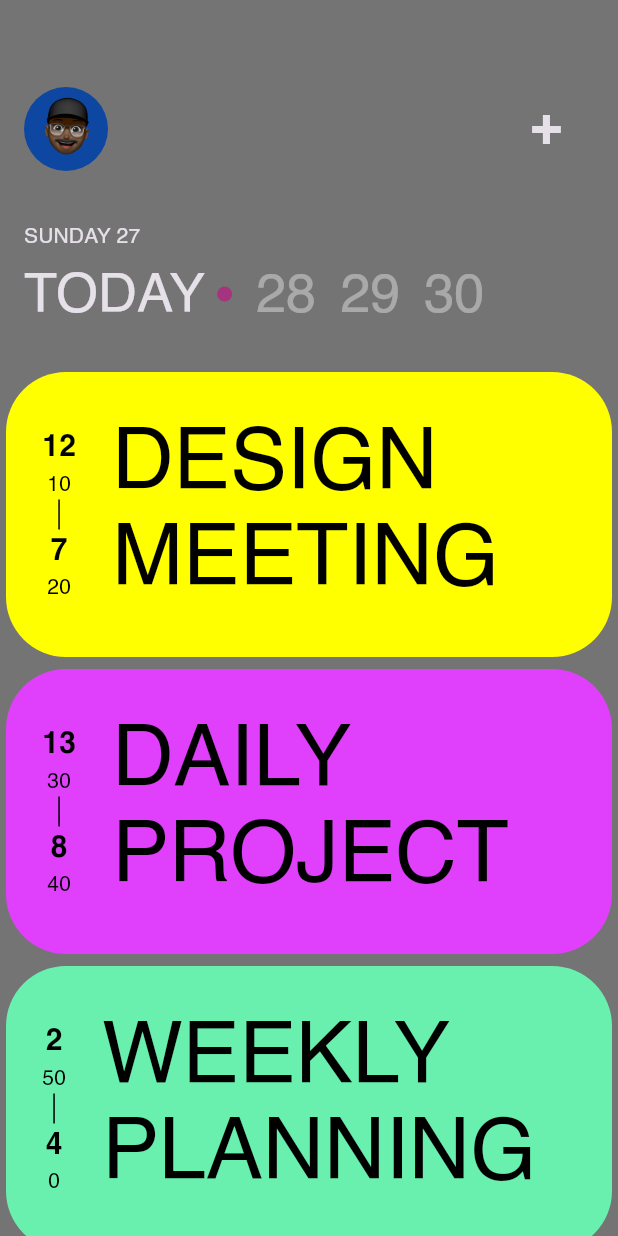
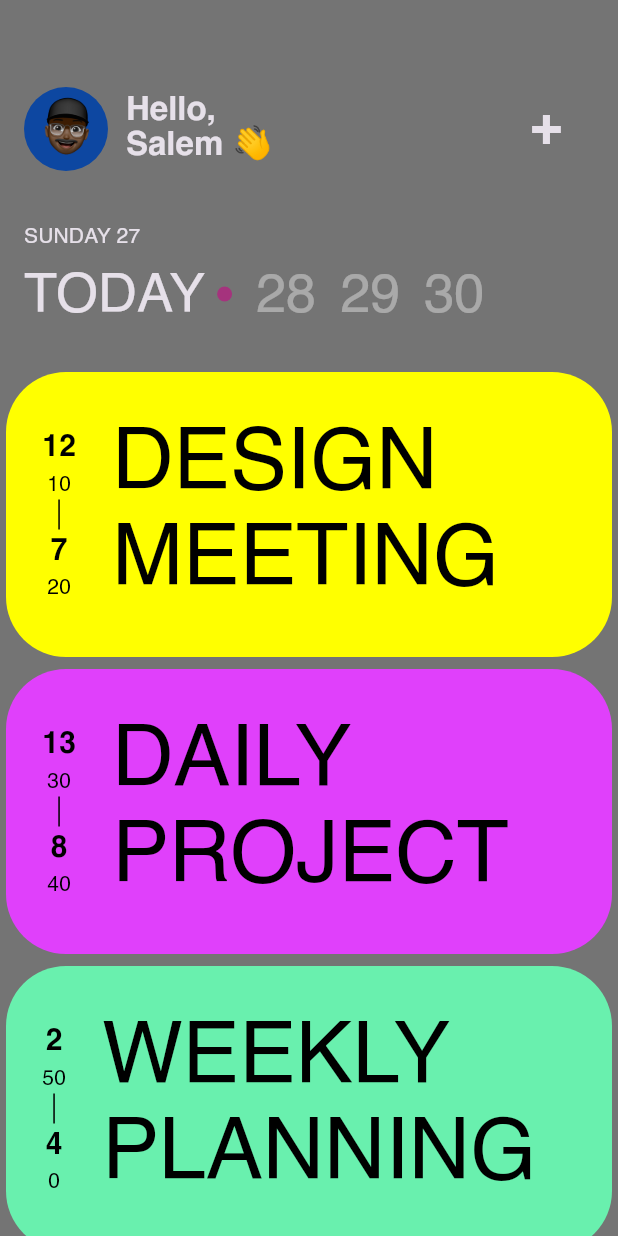
Before and after one commit to Dev-Salem/task_tracker, a Flutter app: the screen it shows after launch, on a phone screen of 412 x 824 dp. Run offline on Flutter 3.47's test engine with Material 3 defaults, Android fonts, the phone set to English and light mode, and no system bars; drawn by our look-alikes of flutter_animate; our stand-ins replace awesome_extensions, equatable, gap, google_fonts, jiffy.

Commit message:
Add animations to the task cards

```diff
--- a/lib/tasks/presentation/screens/tasks_screen.dart
+++ b/lib/tasks/presentation/screens/tasks_screen.dart
@@ -5,6 +5,7 @@ import 'package:jiffy/jiffy.dart';
 import 'package:task_tracker/tasks/core/app_colors.dart';
 import 'package:task_tracker/tasks/domain/task.dart';
 import 'package:task_tracker/tasks/presentation/widgets/task_card_widget.dart';
+import 'package:flutter_animate/flutter_animate.dart';
 
 class TasksScreen extends StatelessWidget {
   const TasksScreen({super.key});
@@ -12,6 +13,9 @@ class TasksScreen extends StatelessWidget {
   @override
   Widget build(BuildContext context) {
     final currentDate = DateTime.now();
+    final animationExecutionTime = 900.ms;
+    final animationDelayTime = 200.ms;
+    const animationCurve = Curves.easeInOutQuad;
     return Scaffold(
         body: Column(
       mainAxisAlignment: MainAxisAlignment.start,
@@ -19,26 +23,59 @@ class TasksScreen extends StatelessWidget {
       children: [
         const Gap(56),
         Row(
-          mainAxisAlignment: MainAxisAlignment.spaceBetween,
+          // mainAxisAlignment: MainAxisAlignment.spaceBetween,
           children: [
             CircleAvatar(
-                backgroundColor: Colors.blue[900],
-                radius: 28,
-                child: Image.asset("assets/avatar.png")),
+                    backgroundColor: Colors.blue[900],
+                    radius: 28,
+                    child: Image.asset("assets/avatar.png"))
+                .animate()
+                .scaleXY(
+                    begin: 0,
+                    end: 1,
+                    duration: animationExecutionTime,
+                    curve: animationCurve),
+            const Gap(12),
+            Text(
+              "Hello,\nSalem 👋",
+              style: context.titleLarge!.copyWith(height: 1.0),
+            ).bold().animate().scaleXY(
+                begin: 0,
+                end: 1,
+                duration: animationExecutionTime,
+                delay: animationDelayTime * 1.5,
+                curve: animationCurve),
+            const Expanded(child: SizedBox()),
             TextButton(
               onPressed: () {},
               child: Text("+", style: context.displaySmall).bold(),
-            ),
+            )
+                .animate()
+                .rotate(
+                    begin: 0.5,
+                    end: 0,
+                    delay: animationDelayTime * 2,
+                    duration: animationExecutionTime,
+                    curve: animationCurve)
+                .scaleXY(begin: 0, end: 1),
           ],
         ).paddingSymmetric(horizontal: 16),
         const Gap(32),
         Text("${Jiffy.parseFromDateTime(currentDate).EEEE.toUpperCase()} ${currentDate.day}",
                 style: context.labelLarge)
-            .paddingSymmetric(horizontal: 16),
+            .paddingSymmetric(horizontal: 16)
+            .animate()
+            .scaleXY(
+                begin: 0,
+                end: 1,
+                duration: animationExecutionTime,
+                delay: animationDelayTime * 3,
+                curve: animationCurve),
         const Gap(8),
         SizedBox(
           height: 40,
           child: ListView(
+            physics: const BouncingScrollPhysics(),
             scrollDirection: Axis.horizontal,
             children: [
               Text("Today".toUpperCase(), style: context.displaySmall),
@@ -54,7 +91,12 @@ class TasksScreen extends StatelessWidget {
               }),
             ],
           ),
-        ).paddingSymmetric(horizontal: 16),
+        ).paddingSymmetric(horizontal: 16).animate().slideX(
+            begin: 1,
+            end: 0,
+            duration: animationExecutionTime,
+            curve: animationCurve,
+            delay: animationDelayTime * 4),
         // const Gap(0),
         Expanded(
           child: ListView.separated(
@@ -66,7 +108,12 @@ class TasksScreen extends StatelessWidget {
             itemBuilder: (context, index) {
               return TaskCardWidget(task: tasks[index]);
             },
-          ),
+          ).animate().slideX(
+              begin: 1.1,
+              end: 0,
+              duration: animationExecutionTime,
+              curve: Curves.easeInOutSine,
+              delay: animationDelayTime * 4.5),
         )
       ],
     ));
@@ -95,4 +142,60 @@ final tasks = [
       cardColor: Colors.greenAccent,
       startTime: const TimeOfDay(hour: 2, minute: 50),
       endTime: const TimeOfDay(hour: 4, minute: 00)),
+  Task(
+      task: "Design Meeting",
+      date: DateTime.now(),
+      isDone: false,
+      cardColor: Colors.yellowAccent,
+      startTime: const TimeOfDay(hour: 12, minute: 10),
+      endTime: const TimeOfDay(hour: 7, minute: 20)),
+  Task(
+      task: "Daily Project",
+      date: DateTime.now(),
+      isDone: false,
+      cardColor: Colors.purpleAccent,
+      startTime: const TimeOfDay(hour: 13, minute: 30),
+      endTime: const TimeOfDay(hour: 8, minute: 40)),
+  Task(
+      task: "Weekly Planning",
+      date: DateTime.now(),
+      isDone: false,
+      cardColor: Colors.greenAccent,
+      startTime: const TimeOfDay(hour: 2, minute: 50),
+      endTime: const TimeOfDay(hour: 4, minute: 00)),
+  Task(
+      task: "Daily Project",
+      date: DateTime.now(),
+      isDone: false,
+      cardColor: Colors.purpleAccent,
+      startTime: const TimeOfDay(hour: 13, minute: 30),
+      endTime: const TimeOfDay(hour: 8, minute: 40)),
+  Task(
+      task: "Weekly Planning",
+      date: DateTime.now(),
+      isDone: false,
+      cardColor: Colors.greenAccent,
+      startTime: const TimeOfDay(hour: 2, minute: 50),
+      endTime: const TimeOfDay(hour: 4, minute: 00)),
+  Task(
+      task: "Design Meeting",
+      date: DateTime.now(),
+      isDone: false,
+      cardColor: Colors.yellowAccent,
+      startTime: const TimeOfDay(hour: 12, minute: 10),
+      endTime: const TimeOfDay(hour: 7, minute: 20)),
+  Task(
+      task: "Daily Project",
+      date: DateTime.now(),
+      isDone: false,
+      cardColor: Colors.purpleAccent,
+      startTime: const TimeOfDay(hour: 13, minute: 30),
+      endTime: const TimeOfDay(hour: 8, minute: 40)),
+  Task(
+      task: "Weekly Planning",
+      date: DateTime.now(),
+      isDone: false,
+      cardColor: Colors.greenAccent,
+      startTime: const TimeOfDay(hour: 2, minute: 50),
+      endTime: const TimeOfDay(hour: 4, minute: 00)),
 ];
--- a/lib/tasks/presentation/widgets/task_card_widget.dart
+++ b/lib/tasks/presentation/widgets/task_card_widget.dart
@@ -1,5 +1,6 @@
 import 'package:awesome_extensions/awesome_extensions.dart';
 import 'package:flutter/material.dart';
+import 'package:flutter_animate/flutter_animate.dart';
 import 'package:gap/gap.dart';
 
 import 'package:task_tracker/tasks/domain/task.dart';
@@ -31,7 +32,8 @@ class TaskCardWidget extends StatelessWidget {
               softWrap: true,
               maxLines: 2,
               overflow: TextOverflow.ellipsis,
-            ),
+            ).animate().fadeIn(
+                duration: 800.ms, delay: 300.ms, curve: Curves.easeInOutQuad),
           ),
           const Gap(12),
         ],
@@ -73,7 +75,12 @@ class CustomTimeWidget extends StatelessWidget {
           Text(
             end.minute.toString(),
           ),
-        ],
+        ].animate(interval: 100.ms).fadeIn(
+            // begin: 0,
+            // end: 1,
+            duration: 800.ms,
+            delay: 200.ms,
+            curve: Curves.easeInOutQuad),
       ),
     );
   }
```
Also changed, not shown: 3 other files.
